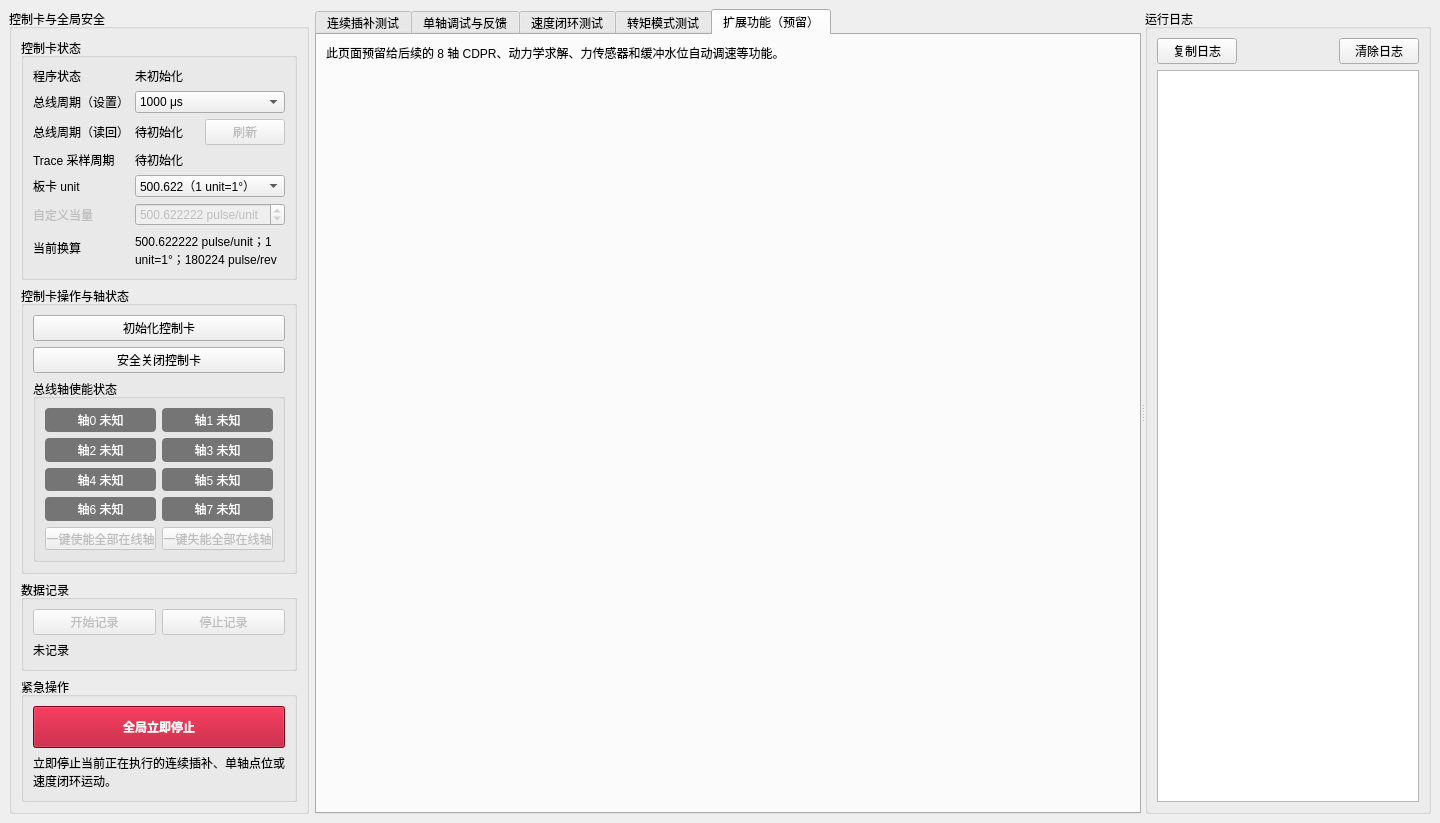
The window that conti_ctrl/mainwindow.ui (yzj148162-cmyk/E5000-ContiInterpolation) describes before a commit, drawn with Qt 5.
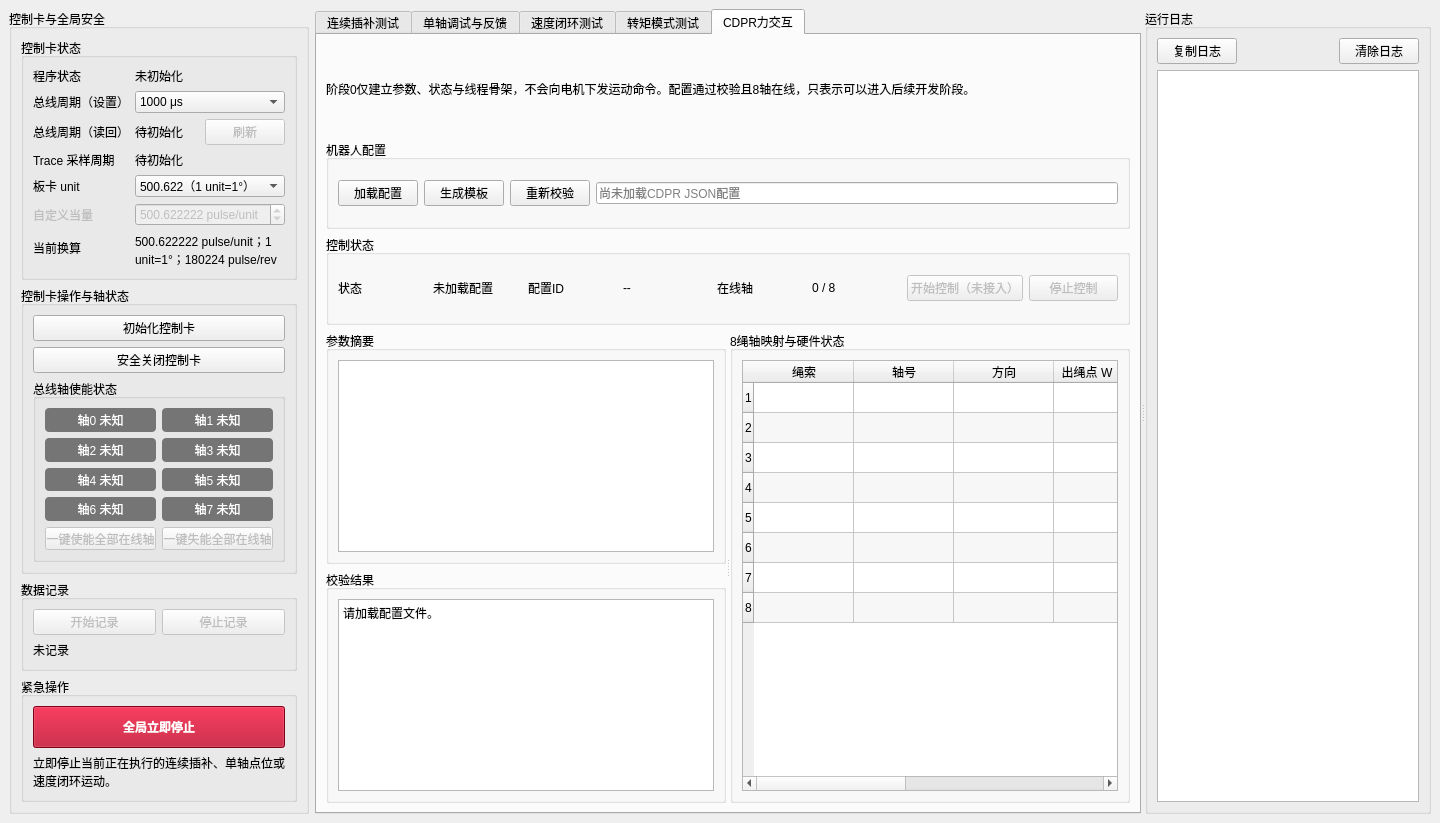
The same window after the commit. The open tabs and pages were chosen to show the change. Custom widgets are drawn as their Qt base class.

Commit message: 搭建CDPR力交互阶段0配置骨架

The edit to the form file:
```diff
--- a/conti_ctrl/mainwindow.ui
+++ b/conti_ctrl/mainwindow.ui
@@ -4128,16 +4128,13 @@
        </widget>
        <widget class="QWidget" name="extensionTab">
         <attribute name="title">
-         <string>扩展功能（预留）</string>
+         <string>CDPR力交互</string>
         </attribute>
         <layout class="QVBoxLayout" name="extensionLayout">
          <item>
           <widget class="QLabel" name="extensionHintLabel">
            <property name="text">
-            <string>此页面预留给后续的 8 轴 CDPR、动力学求解、力传感器和缓冲水位自动调速等功能。</string>
-           </property>
-           <property name="alignment">
-            <set>Qt::AlignmentFlag::AlignLeading|Qt::AlignmentFlag::AlignLeft|Qt::AlignmentFlag::AlignTop</set>
+            <string>阶段0仅建立参数、状态与线程骨架，不会向电机下发运动命令。配置通过校验且8轴在线，只表示可以进入后续开发阶段。</string>
            </property>
            <property name="wordWrap">
             <bool>true</bool>
@@ -4145,17 +4142,225 @@
           </widget>
          </item>
          <item>
-          <spacer name="extensionVerticalSpacer">
+          <widget class="QGroupBox" name="cdprConfigurationGroup">
+           <property name="title">
+            <string>机器人配置</string>
+           </property>
+           <layout class="QGridLayout" name="cdprConfigurationLayout">
+            <item row="0" column="0">
+             <widget class="QPushButton" name="cdprLoadConfigButton">
+              <property name="text">
+               <string>加载配置</string>
+              </property>
+             </widget>
+            </item>
+            <item row="0" column="1">
+             <widget class="QPushButton" name="cdprCreateTemplateButton">
+              <property name="text">
+               <string>生成模板</string>
+              </property>
+             </widget>
+            </item>
+            <item row="0" column="2">
+             <widget class="QPushButton" name="cdprValidateButton">
+              <property name="text">
+               <string>重新校验</string>
+              </property>
+             </widget>
+            </item>
+            <item row="0" column="3">
+             <widget class="QLineEdit" name="cdprConfigPathEdit">
+              <property name="placeholderText">
+               <string>尚未加载CDPR JSON配置</string>
+              </property>
+              <property name="readOnly">
+               <bool>true</bool>
+              </property>
+             </widget>
+            </item>
+           </layout>
+          </widget>
+         </item>
+         <item>
+          <widget class="QGroupBox" name="cdprStateGroup">
+           <property name="title">
+            <string>控制状态</string>
+           </property>
+           <layout class="QGridLayout" name="cdprStateLayout">
+            <item row="0" column="0">
+             <widget class="QLabel" name="cdprStateLabel">
+              <property name="text">
+               <string>状态</string>
+              </property>
+             </widget>
+            </item>
+            <item row="0" column="1">
+             <widget class="QLabel" name="cdprStateValueLabel">
+              <property name="text">
+               <string>未加载配置</string>
+              </property>
+             </widget>
+            </item>
+            <item row="0" column="2">
+             <widget class="QLabel" name="cdprConfigIdLabel">
+              <property name="text">
+               <string>配置ID</string>
+              </property>
+             </widget>
+            </item>
+            <item row="0" column="3">
+             <widget class="QLabel" name="cdprConfigIdValueLabel">
+              <property name="text">
+               <string>--</string>
+              </property>
+             </widget>
+            </item>
+            <item row="0" column="4">
+             <widget class="QLabel" name="cdprOnlineAxesLabel">
+              <property name="text">
+               <string>在线轴</string>
+              </property>
+             </widget>
+            </item>
+            <item row="0" column="5">
+             <widget class="QLabel" name="cdprOnlineAxesValueLabel">
+              <property name="text">
+               <string>0 / 8</string>
+              </property>
+             </widget>
+            </item>
+            <item row="0" column="6">
+             <widget class="QPushButton" name="cdprStartButton">
+              <property name="toolTip">
+               <string>阶段0尚未接入Newmark、运动学和8轴速度命令，因此始终禁用。</string>
+              </property>
+              <property name="text">
+               <string>开始控制（未接入）</string>
+              </property>
+              <property name="enabled">
+               <bool>false</bool>
+              </property>
+             </widget>
+            </item>
+            <item row="0" column="7">
+             <widget class="QPushButton" name="cdprStopButton">
+              <property name="text">
+               <string>停止控制</string>
+              </property>
+              <property name="enabled">
+               <bool>false</bool>
+              </property>
+             </widget>
+            </item>
+           </layout>
+          </widget>
+         </item>
+         <item>
+          <widget class="QSplitter" name="cdprContentSplitter">
            <property name="orientation">
-            <enum>Qt::Orientation::Vertical</enum>
+            <enum>Qt::Orientation::Horizontal</enum>
            </property>
-           <property name="sizeHint" stdset="0">
-            <size>
-             <width>20</width>
-             <height>40</height>
-            </size>
+           <property name="childrenCollapsible">
+            <bool>false</bool>
            </property>
-          </spacer>
+           <widget class="QWidget" name="cdprDescriptionPanel">
+            <layout class="QVBoxLayout" name="cdprDescriptionLayout">
+             <item>
+              <widget class="QGroupBox" name="cdprSummaryGroup">
+               <property name="title">
+                <string>参数摘要</string>
+               </property>
+               <layout class="QVBoxLayout" name="cdprSummaryLayout">
+                <item>
+                 <widget class="QPlainTextEdit" name="cdprSummaryEdit">
+                  <property name="readOnly">
+                   <bool>true</bool>
+                  </property>
+                 </widget>
+                </item>
+               </layout>
+              </widget>
+             </item>
+             <item>
+              <widget class="QGroupBox" name="cdprValidationGroup">
+               <property name="title">
+                <string>校验结果</string>
+               </property>
+               <layout class="QVBoxLayout" name="cdprValidationLayout">
+                <item>
+                 <widget class="QPlainTextEdit" name="cdprValidationEdit">
+                  <property name="plainText">
+                   <string>请加载配置文件。</string>
+                  </property>
+                  <property name="readOnly">
+                   <bool>true</bool>
+                  </property>
+                 </widget>
+                </item>
+               </layout>
+              </widget>
+             </item>
+            </layout>
+           </widget>
+           <widget class="QGroupBox" name="cdprAxisMappingGroup">
+            <property name="title">
+             <string>8绳轴映射与硬件状态</string>
+            </property>
+            <layout class="QVBoxLayout" name="cdprAxisMappingLayout">
+             <item>
+              <widget class="QTableWidget" name="cdprAxisTable">
+               <property name="alternatingRowColors">
+                <bool>true</bool>
+               </property>
+               <property name="editTriggers">
+                <set>QAbstractItemView::EditTrigger::NoEditTriggers</set>
+               </property>
+               <property name="rowCount">
+                <number>8</number>
+               </property>
+               <property name="columnCount">
+                <number>7</number>
+               </property>
+               <column>
+                <property name="text">
+                 <string>绳索</string>
+                </property>
+               </column>
+               <column>
+                <property name="text">
+                 <string>轴号</string>
+                </property>
+               </column>
+               <column>
+                <property name="text">
+                 <string>方向</string>
+                </property>
+               </column>
+               <column>
+                <property name="text">
+                 <string>出绳点 W（m）</string>
+                </property>
+               </column>
+               <column>
+                <property name="text">
+                 <string>平台点 B（m）</string>
+                </property>
+               </column>
+               <column>
+                <property name="text">
+                 <string>在线</string>
+                </property>
+               </column>
+               <column>
+                <property name="text">
+                 <string>使能</string>
+                </property>
+               </column>
+              </widget>
+             </item>
+            </layout>
+           </widget>
+          </widget>
          </item>
         </layout>
        </widget>
```
Left out of the diff: 18 changed lines with no effect on the pictures. The commit also changes 8 other files.
